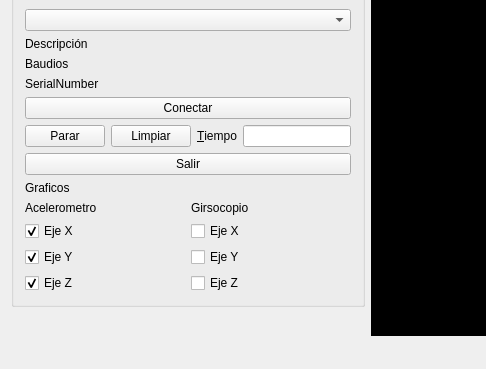
Old version of the form ventana.ui in the repository Yagord/Interfaz-QT-MPU-6050; both pictures show x 0 to 486 and y 145 to 514 of the 978 by 514 pixel window.
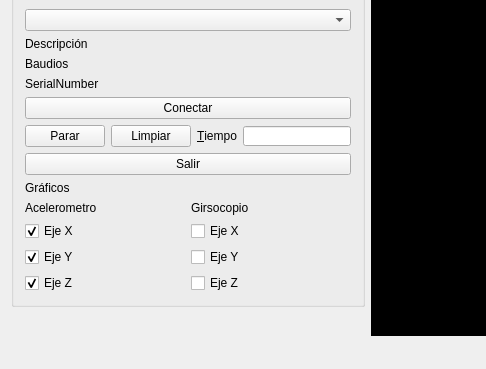
New version of the form.

```diff
--- a/ventana.ui
+++ b/ventana.ui
@@ -104,7 +104,14 @@
           </widget>
          </item>
          <item>
-          <widget class="QLineEdit" name="tiempo"/>
+          <widget class="QLineEdit" name="tiempo">
+           <property name="maximumSize">
+            <size>
+             <width>16777215</width>
+             <height>20</height>
+            </size>
+           </property>
+          </widget>
          </item>
         </layout>
        </item>
@@ -118,7 +125,7 @@
        <item>
         <widget class="QLabel" name="label_2">
          <property name="text">
-          <string>Graficos</string>
+          <string>Gráficos</string>
          </property>
         </widget>
        </item>
```
